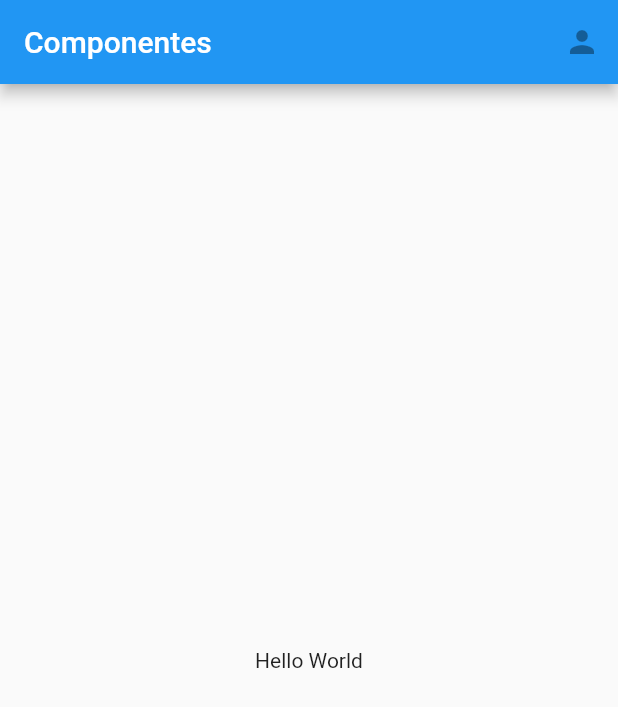
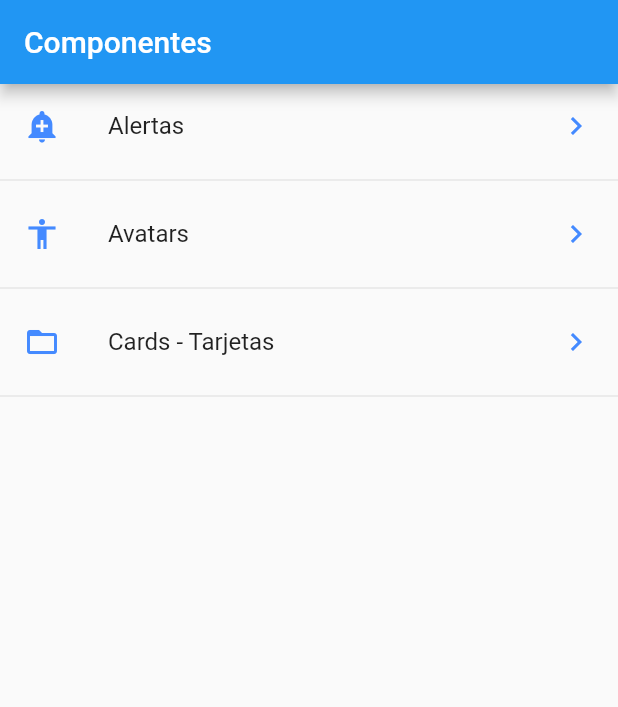
Before and after one commit to luissancheza/componentes, a Flutter app: the screen it shows after launch, on a phone screen of 412 x 824 dp. Shown: the top 707 px of the screen. Run offline on Flutter 3.47's test engine with Material 2 defaults, Android fonts, the phone set to English and light mode, and no system bars.

Commit message:
ajuste menu

```diff
--- /dev/null
+++ b/data/menu_opts.json
@@ -0,0 +1,20 @@
+{
+    "nombreApp" : "Componentes",
+    "rutas" : [
+        {
+            "ruta" : "alert",
+            "icon" : "add_alert",
+            "texto": "Alertas"
+        },
+        {
+            "ruta" : "avatar",
+            "icon" : "accessibility",
+            "texto": "Avatars"
+        },
+        {
+            "ruta" : "card",
+            "icon" : "folder_open",
+            "texto": "Cards - Tarjetas"
+        }
+    ]
+}
--- a/lib/main.dart
+++ b/lib/main.dart
@@ -1,4 +1,5 @@
 import 'package:flutter/material.dart';
+import 'package:componentes/src/pages/home_page.dart';
 
 import 'package:flutter/material.dart';
 
@@ -10,21 +11,7 @@ class MyApp extends StatelessWidget {
     return MaterialApp(
       debugShowCheckedModeBanner: false,
       title: 'Componentes APP',
-      home: Scaffold(
-        appBar: AppBar(
-          title: Text('Componentes'),
-          actions: [
-            IconButton(
-              icon: Icon(Icons.person),
-            )
-          ],
-        ),
-        body: Center(
-          child: Container(
-            child: Text('Hello World'),
-          ),
-        ),
-      ),
+      home: HomePage(),
     );
   }
 }
--- /dev/null
+++ b/lib/src/pages/home_page.dart
@@ -0,0 +1,46 @@
+import 'package:componentes/src/providers/menu_provider.dart';
+import 'package:componentes/src/utils/icono_string_util.dart' as utils;
+import 'package:flutter/material.dart';
+
+class HomePage extends StatelessWidget {
+  const HomePage({Key key}) : super(key: key);
+
+  @override
+  Widget build(BuildContext context) {
+    return Scaffold(
+      appBar: AppBar(
+        title: Text("Componentes"),
+      ),
+      body: _lista(),
+    );
+  }
+
+  Widget _lista() {
+    return FutureBuilder(
+      future: menuProvider.caragarData(),
+      initialData: [],
+      builder: (BuildContext context, AsyncSnapshot snapshot) {
+        return ListView(
+          children: _listaItems(snapshot.data),
+        );
+      },
+    );
+  }
+
+  List<Widget> _listaItems(List<dynamic> data) {
+    final List<Widget> opciones = [];
+    data.forEach((opt) {
+      final itemWidget = ListTile(
+        leading: utils.getIcon(opt['icon']),
+        title: Text(opt['texto']),
+        trailing: Icon(
+          Icons.keyboard_arrow_right,
+          color: Colors.blueAccent,
+        ),
+        onTap: () {},
+      );
+      opciones..add(itemWidget)..add(Divider());
+    });
+    return opciones;
+  }
+}
--- /dev/null
+++ b/lib/src/utils/icono_string_util.dart
@@ -0,0 +1,14 @@
+import 'package:flutter/material.dart';
+
+final _icons = <String, IconData>{
+  'add_alert': Icons.add_alert,
+  'accessibility': Icons.accessibility,
+  'folder_open': Icons.folder_open,
+};
+
+Icon getIcon(String nombreIcono) {
+  return Icon(
+    _icons[nombreIcono],
+    color: Colors.blueAccent,
+  );
+}
--- a/pubspec.yaml
+++ b/pubspec.yaml
@@ -45,8 +45,8 @@ flutter:
   uses-material-design: true
 
   # To add assets to your application, add an assets section, like this:
-  # assets:
-  #   - images/a_dot_burr.jpeg
+  assets:
+    - data/menu_opts.json
   #   - images/a_dot_ham.jpeg
 
   # An image asset can refer to one or more resolution-specific "variants", see
```
Also changed, not shown: lib/src/pages/home_temp.dart (added, +49 -0 lines), lib/src/providers/menu_provider.dart (added, +19 -0 lines).
